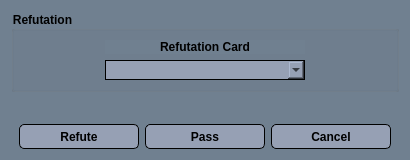
This is Client/src/UI/RefutationDialog.ui in stcassedy/Clue-Less-JHU as Qt 5 draws it before an edit. The edited form follows.
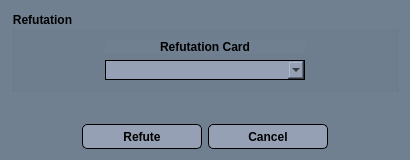
This is the edited form.

Commit message:
Refutation Dialog Complete
The logic for the refutation dialog is done. Need to distribute cards to the players to test functionality. Added print statements for verifying UI input (temporary code).

```diff
--- a/Client/src/UI/RefutationDialog.ui
+++ b/Client/src/UI/RefutationDialog.ui
@@ -169,19 +169,6 @@
        </property>
       </widget>
      </item>
-     <item>
-      <widget class="QPushButton" name="btnPass">
-       <property name="minimumSize">
-        <size>
-         <width>120</width>
-         <height>25</height>
-        </size>
-       </property>
-       <property name="text">
-        <string>Pass</string>
-       </property>
-      </widget>
-     </item>
      <item>
       <widget class="QPushButton" name="btnCancel">
        <property name="minimumSize">
```
The commit also changes 8 other files.
